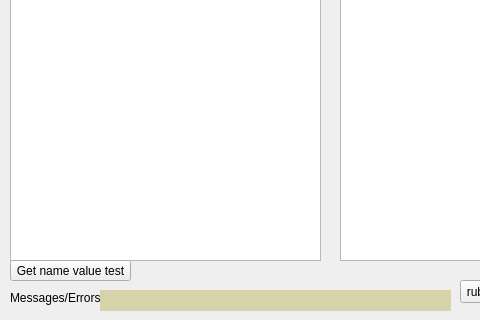
csiro-chris-m/marine_values, file marine_values_dialog_base.ui: the form before one commit; both pictures show x 0 to 480 and y 180 to 500 of the 643 by 500 pixel window.
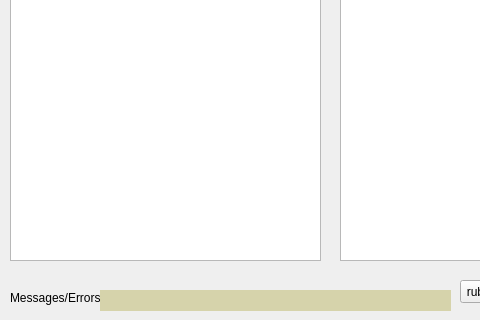
The form after the commit.

What changed in the file:
```diff
--- a/marine_values_dialog_base.ui
+++ b/marine_values_dialog_base.ui
@@ -145,19 +145,6 @@
     <bool>false</bool>
    </property>
   </widget>
-  <widget class="QPushButton" name="getNameValue">
-   <property name="geometry">
-    <rect>
-     <x>10</x>
-     <y>440</y>
-     <width>121</width>
-     <height>21</height>
-    </rect>
-   </property>
-   <property name="text">
-    <string>Get name value test</string>
-   </property>
-  </widget>
   <widget class="QLabel" name="label">
    <property name="geometry">
     <rect>
```
